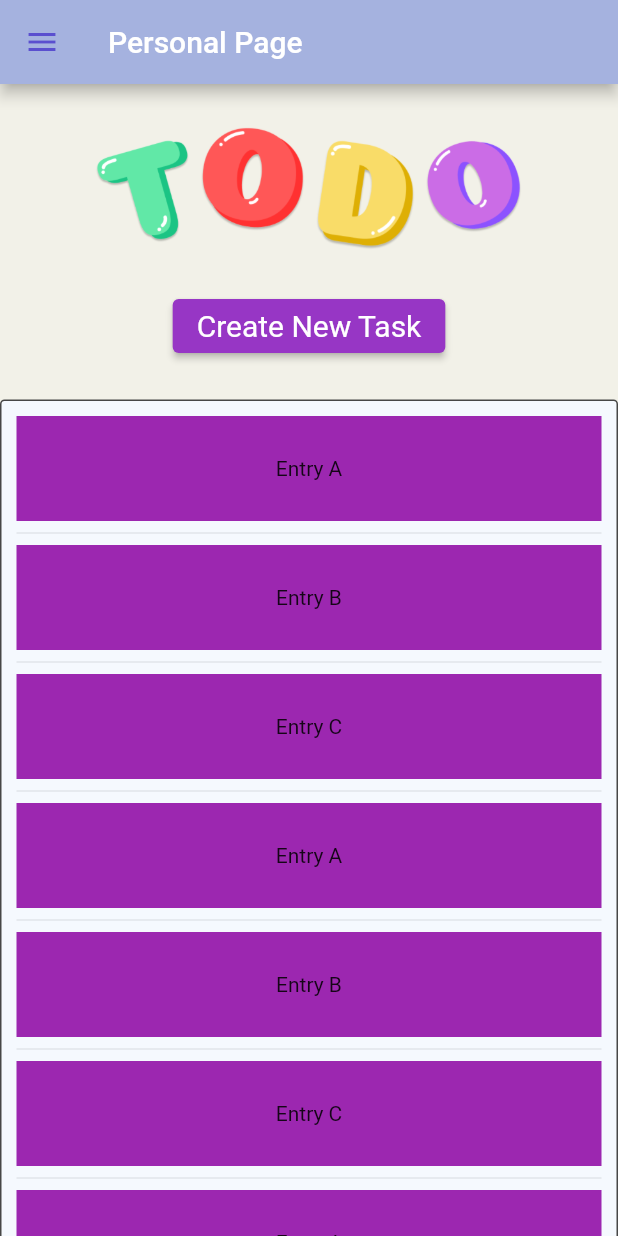
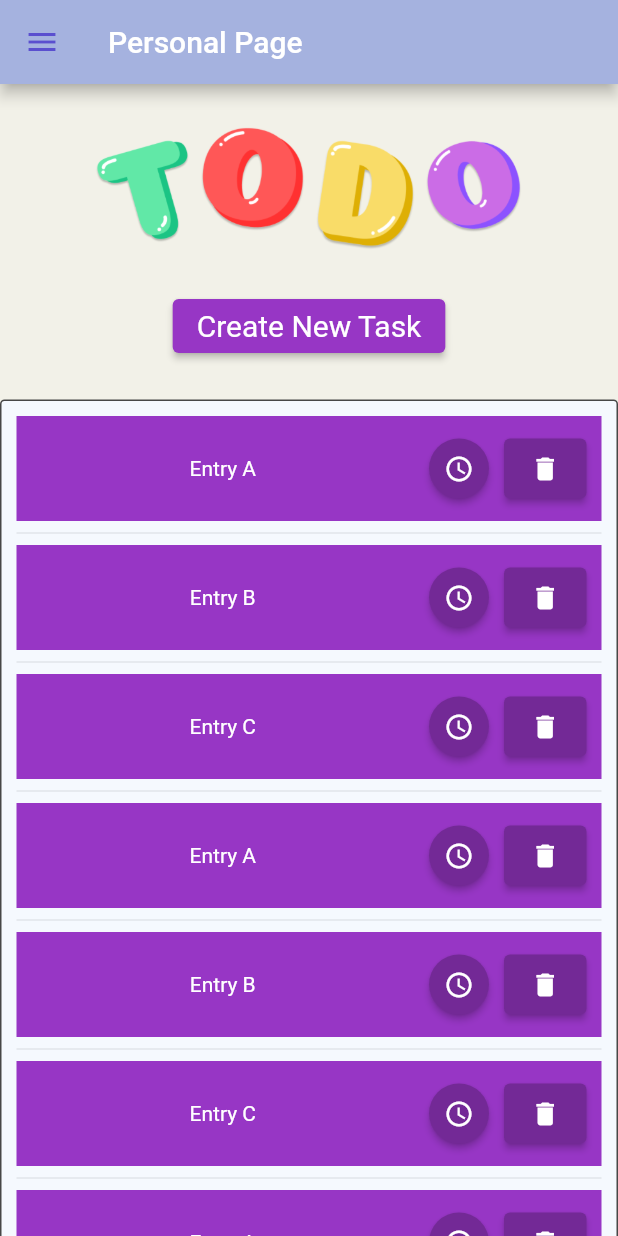
Before and after one commit to EthanAdkins/ToDoList-MobileApp, a Flutter app: the PersonalPage screen opened by its route, on a phone screen of 412 x 824 dp. Run offline on Flutter 3.47's test engine with Material 2 defaults, Android fonts, the phone set to English and light mode, and no system bars; our stand-ins replace flutter_local_notifications, snippet_coder_utils, timezone; missing offline and left inert: api_cache_manager, confirm_dialog; accounts and stored records are empty.

Commit message:
added User to AddTask; added future support for local notifications

```diff
--- a/lib/models/addTask_request_model.dart
+++ b/lib/models/addTask_request_model.dart
@@ -3,15 +3,17 @@ class AddTaskRequestModel {
     required this.taskContent,
     required this.time,
     required this.category,
+    required this.user,
   });
   late final String taskContent;
   late final String time;
   late final String category;
-
+  late final String user;
   AddTaskRequestModel.fromJson(Map<String, dynamic> json) {
     taskContent = json['taskContent'];
     time = json['time'];
     category = json['category'];
+    user = json['user'];
   }
 
   Map<String, dynamic> toJson() {
@@ -19,6 +21,7 @@ class AddTaskRequestModel {
     _data['taskContent'] = taskContent;
     _data['time'] = time;
     _data['category'] = category;
+    _data['user'] = user;
     return _data;
   }
 }
--- a/lib/pages/addTask_page.dart
+++ b/lib/pages/addTask_page.dart
@@ -241,6 +241,7 @@ class _addTaskPageState extends State<addTaskPage> {
                     taskContent: task!,
                     time: stringDate,
                     category: curList,
+                    user: GlobalData.userName!,
                   );
                   APIService.addTask(model).then((response) {
                     setState(() {
--- a/lib/pages/login_page.dart
+++ b/lib/pages/login_page.dart
@@ -192,6 +192,7 @@ class _LoginPageState extends State<LoginPage> {
                       isAPIcallProcess = false;
                     });
                     if (response) {
+                      GlobalData.userName = username;
                       Navigator.pushNamedAndRemoveUntil(
                           context, '/personal', (route) => false);
                     } else {
--- a/lib/pages/personal_page.dart
+++ b/lib/pages/personal_page.dart
@@ -2,13 +2,17 @@ import 'package:flutter/gestures.dart';
 import 'package:flutter/material.dart';
 import 'package:flutter/src/widgets/framework.dart';
 import 'package:flutter/src/widgets/placeholder.dart';
+import 'package:fridge_app/pages/addTask_page.dart';
 import 'package:fridge_app/pages/work_page.dart';
 import 'package:fridge_app/services/api_service.dart';
+import 'package:fridge_app/services/notifi_service.dart';
 import 'package:snippet_coder_utils/FormHelper.dart';
 import 'package:snippet_coder_utils/ProgressHUD.dart';
 import 'package:snippet_coder_utils/hex_color.dart';
 import 'package:fridge_app/main.dart';
 import 'dart:convert';
+import 'package:confirm_dialog/confirm_dialog.dart';
+import 'package:intl/intl.dart';
 
 class PersonalPage extends StatefulWidget {
   const PersonalPage({super.key});
@@ -112,8 +116,83 @@ class _PersonalPageState extends State<PersonalPage> {
                   itemBuilder: (BuildContext context, int index) {
                     return Container(
                       height: 70,
-                      color: Colors.purple,
-                      child: Center(child: Text('Entry ${entries[index]}')),
+                      color: Color(0xff9736c5),
+                      child: Row(
+                        children: [
+                          Expanded(
+                            child: Center(
+                                child: Text(
+                              'Entry ${entries[index]}',
+                              style: TextStyle(
+                                color: Colors.white,
+                              ),
+                            )),
+                          ),
+                          Padding(
+                            padding: const EdgeInsets.only(right: 10),
+                            child: SizedBox(
+                              width: 40,
+                              height: 40,
+                              child: ElevatedButton(
+                                  style: ElevatedButton.styleFrom(
+                                    backgroundColor:
+                                        Color.fromARGB(255, 115, 41, 150),
+                                    textStyle: TextStyle(fontSize: 15),
+                                    padding: EdgeInsets.zero,
+                                    shape: RoundedRectangleBorder(
+                                      borderRadius: BorderRadius.circular(20),
+                                    ),
+                                  ),
+                                  onPressed: () async {
+                                    if (await confirm(
+                                      context,
+                                      content: const Text(
+                                          'Would you like to be reminded when your task is due?'),
+                                    )) {
+                                      DateTime dateTimeTEST = dateFormat
+                                          .parse("2023-04-11 01:07:00");
+                                      debugPrint('Notification Scheduled for ');
+                                      NotificationService()
+                                          .scheduleNotification(
+                                              title: 'Wow',
+                                              body: 'That worked',
+                                              scheduledNotificationDateTime:
+                                                  dateTimeTEST);
+                                    } else {
+                                      return print("not confirm");
+                                    }
+                                  },
+                                  child: const Icon(Icons.access_time_outlined,
+                                      size: 20)),
+                            ),
+                          ),
+                          Padding(
+                            padding: const EdgeInsets.only(right: 10),
+                            child: SizedBox(
+                              width: 55,
+                              height: 40,
+                              child: ElevatedButton(
+                                  style: ElevatedButton.styleFrom(
+                                    backgroundColor:
+                                        Color.fromARGB(255, 115, 41, 150),
+                                    textStyle: TextStyle(fontSize: 15),
+                                  ),
+                                  onPressed: () async {
+                                    if (await confirm(
+                                      context,
+                                      content:
+                                          const Text('Confirm delete task?'),
+                                      textOK: const Text('Delete'),
+                                    )) {
+                                      return print("confirm");
+                                    }
+                                    return print("not confirm");
+                                  },
+                                  child: const Icon(Icons.delete, size: 20)),
+                            ),
+                          ),
+                        ],
+                      ),
                     );
                   },
                   separatorBuilder: (BuildContext context, int index) =>
--- a/lib/pages/resetPassword_page.dart
+++ b/lib/pages/resetPassword_page.dart
@@ -69,8 +69,8 @@ class _resetPasswordPageState extends State<resetPasswordPage> {
               Align(
                 alignment: Alignment.center,
                 child: Image.asset(
-                  "assets/images/ToDoListPurple.png",
-                  width: 250,
+                  "assets/images/WingedEmail.png",
+                  width: 280,
                   fit: BoxFit.contain,
                 ),
               )
--- a/pubspec.yaml
+++ b/pubspec.yaml
@@ -32,6 +32,9 @@ dependencies:
     sdk: flutter
   api_cache_manager: ^1.0.1
   snippet_coder_utils: ^1.0.13
+  flutter_local_notifications: ^13.0.0
+  confirm_dialog: ^1.0.1
+  flutter_datetime_picker: ^1.5.1
 
   # The following adds the Cupertino Icons font to your application.
   # Use with the CupertinoIcons class for iOS style icons.
```
Also changed, not shown: lib/main.dart (+11 -1 lines), lib/services/notifi_service.dart (added, +59 -0 lines), assets/images/WingedEmail.png (added), pubspec.lock, 4 other files.
